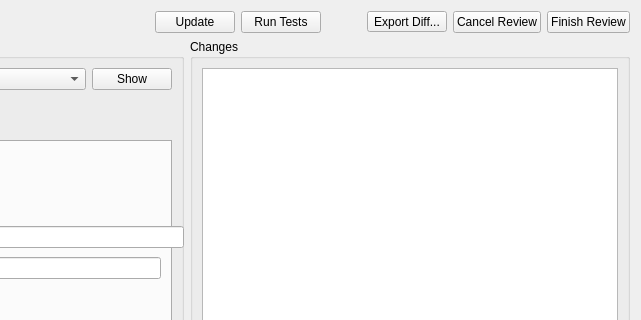
Before: the Qt Designer form plugins/patchreview/patchreview.ui in KDE/kdevelop, drawn with Qt 5; both pictures show x 267 to 908 and y 0 to 320 of the 908 by 452 pixel window.
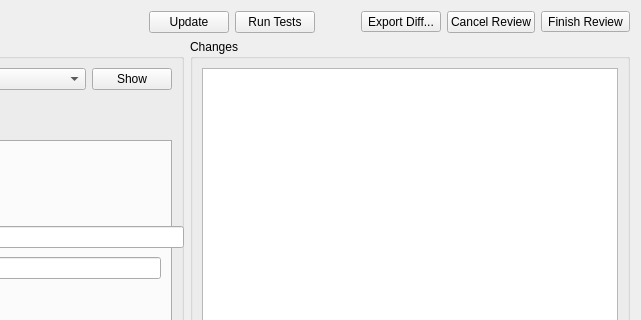
After: the same form once the commit is applied. Custom widgets are drawn as their Qt base class.

Commit message:
Make the "finish review" button an action
Add a nice Ctrl+Enter shortcut to it.

Patch:
```diff
--- a/plugins/patchreview/patchreview.ui
+++ b/plugins/patchreview/patchreview.ui
@@ -123,10 +123,16 @@
       </widget>
      </item>
      <item>
-      <widget class="QPushButton" name="finishReview">
+      <widget class="QToolButton" name="finishReview">
        <property name="text">
         <string>Finish Review</string>
        </property>
+       <property name="toolButtonStyle">
+        <enum>Qt::ToolButtonTextBesideIcon</enum>
+       </property>
+       <property name="autoRaise">
+        <bool>false</bool>
+       </property>
       </widget>
      </item>
     </layout>
```
The commit also changes 2 other files.
